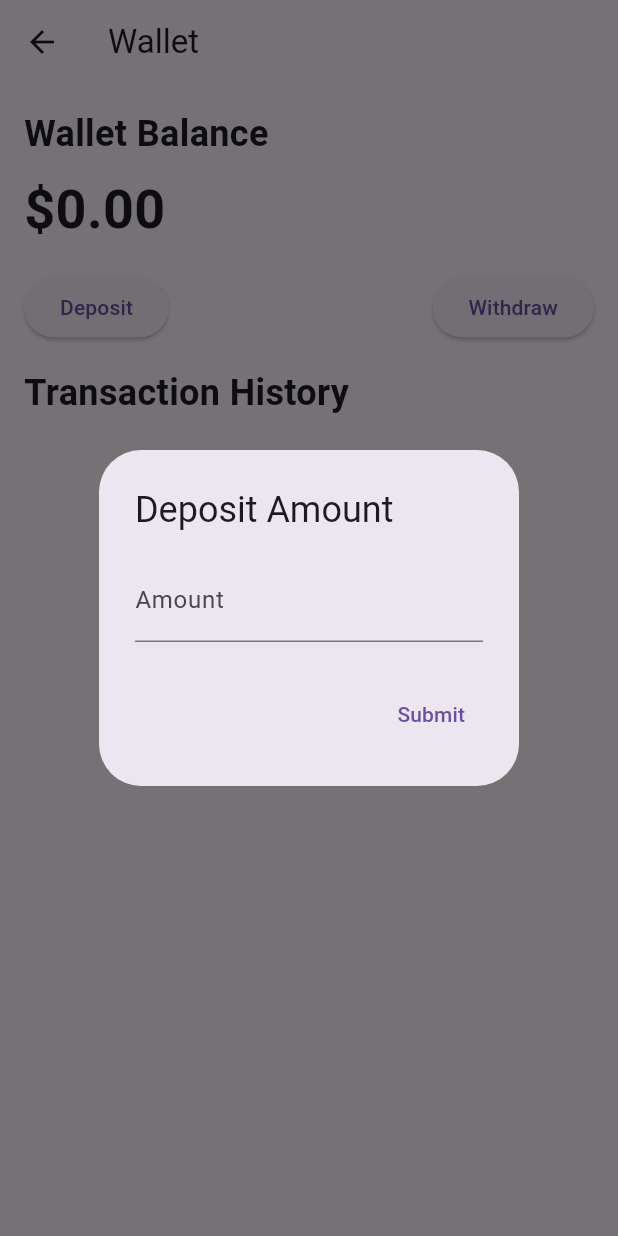
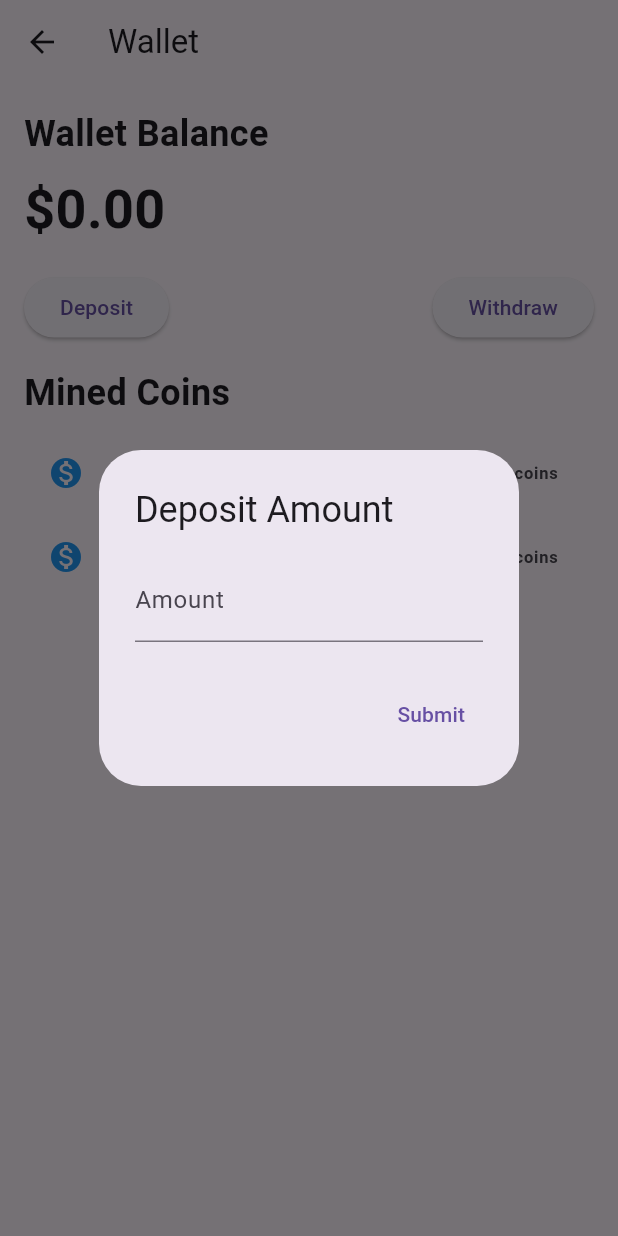
Before and after one commit to Krishna-432001/flutter_cryptocurrency, a Flutter app: the WalletScreen screen opened directly, after a tap on "Deposit", on a phone screen of 412 x 824 dp. Run offline on Flutter 3.47's test engine with Material 3 defaults, Android fonts, the light colour scheme and no system bars; our stand-ins replace image_picker, shared_preferences; accounts and stored records are empty.

Commit message:
mined coin display logic added

```diff
--- a/lib/screens/wallet_screen.dart
+++ b/lib/screens/wallet_screen.dart
@@ -1,6 +1,5 @@
 import 'package:flutter/material.dart';
-import 'package:sqflite/sqflite.dart'; // For local database
-import 'package:path/path.dart'; // For database path
+import 'package:shared_preferences/shared_preferences.dart';
 
 class WalletScreen extends StatefulWidget {
   @override
@@ -8,58 +7,46 @@ class WalletScreen extends StatefulWidget {
 }
 
 class _WalletScreenState extends State<WalletScreen> {
-  double _balance = 0.0;
-  List<Map<String, dynamic>> _transactions = [];
-  Database? _database;
+  double _balance = 0.0; // Example balance
+  Map<String, double> _minedCoins = {}; // Map to store mined coins data
 
   @override
   void initState() {
     super.initState();
-    _initDatabase();
-    _fetchData();
+    _setSampleData(); // Optional: Remove if data is already set
+    _loadMinedCoins();
   }
 
-  Future<void> _initDatabase() async {
-    _database = await openDatabase(
-      join(await getDatabasesPath(), 'wallet_database.db'),
-      onCreate: (db, version) {
-        return db.execute(
-          "CREATE TABLE transactions(id INTEGER PRIMARY KEY AUTOINCREMENT, type TEXT, amount REAL, date TEXT)",
-        );
-      },
-      version: 1,
-    );
+  Future<void> _setSampleData() async {
+    SharedPreferences prefs = await SharedPreferences.getInstance();
+    await prefs.setDouble('mined_BTC', 0.5); // Example mined BTC
+    await prefs.setDouble('mined_ETH', 1.0); // Example mined ETH
   }
 
-  Future<void> _fetchData() async {
-    // Fetch balance and transaction history from database
-    final List<Map<String, dynamic>> transactions = await _database!.query('transactions');
+  Future<void> _loadMinedCoins() async {
+    SharedPreferences prefs = await SharedPreferences.getInstance();
     setState(() {
-      _transactions = transactions;
-      _balance = transactions.fold(0.0, (sum, transaction) {
-        return transaction['type'] == 'Deposit' ? sum + transaction['amount'] : sum - transaction['amount'];
-      });
+      _minedCoins = {
+        'BTC': prefs.getDouble('mined_BTC') ?? 0.0,
+        'ETH': prefs.getDouble('mined_ETH') ?? 0.0,
+        // Add other coins as needed
+      };
+      print("Mined Coins: $_minedCoins"); // Debug print
     });
   }
 
-  Future<void> _deposit(double amount) async {
-    // Insert deposit transaction into the database
-    await _database!.insert(
-      'transactions',
-      {'type': 'Deposit', 'amount': amount, 'date': DateTime.now().toString()},
-      conflictAlgorithm: ConflictAlgorithm.replace,
-    );
-    _fetchData(); // Refresh data
+  void _deposit(double amount) {
+    setState(() {
+      _balance += amount;
+    });
   }
 
-  Future<void> _withdraw(double amount) async {
-    // Insert withdrawal transaction into the database
-    await _database!.insert(
-      'transactions',
-      {'type': 'Withdraw', 'amount': amount, 'date': DateTime.now().toString()},
-      conflictAlgorithm: ConflictAlgorithm.replace,
-    );
-    _fetchData(); // Refresh data
+  void _withdraw(double amount) {
+    if (_balance >= amount) {
+      setState(() {
+        _balance -= amount;
+      });
+    }
   }
 
   @override
@@ -87,46 +74,42 @@ class _WalletScreenState extends State<WalletScreen> {
               mainAxisAlignment: MainAxisAlignment.spaceBetween,
               children: [
                 ElevatedButton(
-                  onPressed: () => _showTransactionDialog(context, 'Deposit'),
+                  onPressed: () {
+                    _showTransactionDialog(context, 'Deposit');
+                  },
                   child: Text("Deposit"),
                 ),
                 ElevatedButton(
-                  onPressed: () => _showTransactionDialog(context, 'Withdraw'),
+                  onPressed: () {
+                    _showTransactionDialog(context, 'Withdraw');
+                  },
                   child: Text("Withdraw"),
                 ),
-
               ],
             ),
             SizedBox(height: 16),
-            // Transaction History
+            // Mined Coins Header
             Text(
-              "Transaction History",
+              "Mined Coins",
               style: TextStyle(fontSize: 24, fontWeight: FontWeight.bold),
             ),
             SizedBox(height: 8),
+            // Mined Coins List
             Expanded(
               child: ListView.builder(
-                itemCount: _transactions.length,
+                itemCount: _minedCoins.length,
                 itemBuilder: (context, index) {
-                  final transaction = _transactions[index];
+                  final coin = _minedCoins.keys.elementAt(index);
+                  final amount = _minedCoins[coin]!;
                   return ListTile(
                     leading: Icon(
-                      transaction["type"] == "Deposit"
-                          ? Icons.arrow_downward
-                          : Icons.arrow_upward,
-                      color: transaction["type"] == "Deposit"
-                          ? Colors.green
-                          : Colors.red,
+                      Icons.monetization_on,
+                      color: Colors.blue,
                     ),
-                    title: Text(transaction["type"]!),
-                    subtitle: Text(transaction["date"]!),
+                    title: Text(coin),
                     trailing: Text(
-                      "\$${transaction["amount"]!}",
-                      style: TextStyle(
-                        color: transaction["type"] == "Deposit"
-                            ? Colors.green
-                            : Colors.red,
-                      ),
+                      "${amount.toStringAsFixed(4)} coins",
+                      style: TextStyle(fontWeight: FontWeight.bold),
                     ),
                   );
                 },
@@ -141,7 +124,7 @@ class _WalletScreenState extends State<WalletScreen> {
   void _showTransactionDialog(BuildContext context, String type) {
     final _amountController = TextEditingController();
     showDialog(
-      context: context,  // Ensure this is BuildContext
+      context: context,
       builder: (BuildContext context) => AlertDialog(
         title: Text("$type Amount"),
         content: TextField(
@@ -170,5 +153,4 @@ class _WalletScreenState extends State<WalletScreen> {
       ),
     );
   }
-
 }
```
